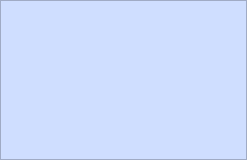
Qt form sl.ui (Tapanhaz/MiniScalper_UI) before a commit.
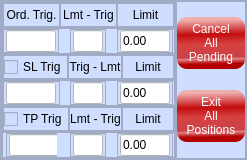
The same form after that commit.

Diff of the .ui file:
```diff
--- a/sl.ui
+++ b/sl.ui
@@ -53,6 +53,1148 @@
       <property name="frameShadow">
        <enum>QFrame::Raised</enum>
       </property>
+      <layout class="QHBoxLayout" name="horizontalLayout_7">
+       <property name="spacing">
+        <number>0</number>
+       </property>
+       <property name="leftMargin">
+        <number>0</number>
+       </property>
+       <property name="topMargin">
+        <number>0</number>
+       </property>
+       <property name="rightMargin">
+        <number>0</number>
+       </property>
+       <property name="bottomMargin">
+        <number>0</number>
+       </property>
+       <item>
+        <widget class="QFrame" name="frame_2">
+         <property name="frameShape">
+          <enum>QFrame::StyledPanel</enum>
+         </property>
+         <property name="frameShadow">
+          <enum>QFrame::Raised</enum>
+         </property>
+         <layout class="QVBoxLayout" name="verticalLayout_2">
+          <property name="spacing">
+           <number>0</number>
+          </property>
+          <property name="leftMargin">
+           <number>0</number>
+          </property>
+          <property name="topMargin">
+           <number>0</number>
+          </property>
+          <property name="rightMargin">
+           <number>0</number>
+          </property>
+          <property name="bottomMargin">
+           <number>0</number>
+          </property>
+          <item>
+           <widget class="QFrame" name="frame_3">
+            <property name="frameShape">
+             <enum>QFrame::StyledPanel</enum>
+            </property>
+            <property name="frameShadow">
+             <enum>QFrame::Raised</enum>
+            </property>
+            <layout class="QHBoxLayout" name="horizontalLayout">
+             <property name="spacing">
+              <number>0</number>
+             </property>
+             <property name="leftMargin">
+              <number>0</number>
+             </property>
+             <property name="topMargin">
+              <number>0</number>
+             </property>
+             <property name="rightMargin">
+              <number>0</number>
+             </property>
+             <property name="bottomMargin">
+              <number>0</number>
+             </property>
+             <item>
+              <widget class="QFrame" name="frame_8">
+               <property name="frameShape">
+                <enum>QFrame::StyledPanel</enum>
+               </property>
+               <property name="frameShadow">
+                <enum>QFrame::Raised</enum>
+               </property>
+               <layout class="QHBoxLayout" name="horizontalLayout_8">
+                <property name="spacing">
+                 <number>0</number>
+                </property>
+                <property name="leftMargin">
+                 <number>0</number>
+                </property>
+                <property name="topMargin">
+                 <number>0</number>
+                </property>
+                <property name="rightMargin">
+                 <number>0</number>
+                </property>
+                <property name="bottomMargin">
+                 <number>0</number>
+                </property>
+                <item>
+                 <widget class="QLabel" name="label">
+                  <property name="text">
+                   <string>Ord. Trig.</string>
+                  </property>
+                  <property name="alignment">
+                   <set>Qt::AlignCenter</set>
+                  </property>
+                 </widget>
+                </item>
+               </layout>
+              </widget>
+             </item>
+             <item>
+              <widget class="QFrame" name="frame_9">
+               <property name="frameShape">
+                <enum>QFrame::StyledPanel</enum>
+               </property>
+               <property name="frameShadow">
+                <enum>QFrame::Raised</enum>
+               </property>
+               <layout class="QHBoxLayout" name="horizontalLayout_9">
+                <property name="spacing">
+                 <number>0</number>
+                </property>
+                <property name="leftMargin">
+                 <number>0</number>
+                </property>
+                <property name="topMargin">
+                 <number>0</number>
+                </property>
+                <property name="rightMargin">
+                 <number>0</number>
+                </property>
+                <property name="bottomMargin">
+                 <number>0</number>
+                </property>
+                <item>
+                 <widget class="QLabel" name="label_2">
+                  <property name="text">
+                   <string>Lmt - Trig</string>
+                  </property>
+                  <property name="alignment">
+                   <set>Qt::AlignCenter</set>
+                  </property>
+                 </widget>
+                </item>
+               </layout>
+              </widget>
+             </item>
+             <item>
+              <widget class="QFrame" name="frame_10">
+               <property name="frameShape">
+                <enum>QFrame::StyledPanel</enum>
+               </property>
+               <property name="frameShadow">
+                <enum>QFrame::Raised</enum>
+               </property>
+               <layout class="QHBoxLayout" name="horizontalLayout_10">
+                <property name="spacing">
+                 <number>0</number>
+                </property>
+                <property name="leftMargin">
+                 <number>0</number>
+                </property>
+                <property name="topMargin">
+                 <number>0</number>
+                </property>
+                <property name="rightMargin">
+                 <number>0</number>
+                </property>
+                <property name="bottomMargin">
+                 <number>0</number>
+                </property>
+                <item>
+                 <widget class="QLabel" name="label_3">
+                  <property name="text">
+                   <string>Limit</string>
+                  </property>
+                  <property name="alignment">
+                   <set>Qt::AlignCenter</set>
+                  </property>
+                 </widget>
+                </item>
+               </layout>
+              </widget>
+             </item>
+            </layout>
+           </widget>
+          </item>
+          <item>
+           <widget class="QFrame" name="frame_4">
+            <property name="frameShape">
+             <enum>QFrame::StyledPanel</enum>
+            </property>
+            <property name="frameShadow">
+             <enum>QFrame::Raised</enum>
+            </property>
+            <layout class="QHBoxLayout" name="horizontalLayout_2">
+             <property name="spacing">
+              <number>0</number>
+             </property>
+             <property name="leftMargin">
+              <number>0</number>
+             </property>
+             <property name="topMargin">
+              <number>0</number>
+             </property>
+             <property name="rightMargin">
+              <number>0</number>
+             </property>
+             <property name="bottomMargin">
+              <number>0</number>
+             </property>
+             <item alignment="Qt::AlignHCenter">
+              <widget class="QFrame" name="frame_12">
+               <property name="frameShape">
+                <enum>QFrame::StyledPanel</enum>
+               </property>
+               <property name="frameShadow">
+                <enum>QFrame::Raised</enum>
+               </property>
+               <layout class="QVBoxLayout" name="verticalLayout_7">
+                <property name="spacing">
+                 <number>0</number>
+                </property>
+                <property name="leftMargin">
+                 <number>2</number>
+                </property>
+                <property name="topMargin">
+                 <number>0</number>
+                </property>
+                <property name="rightMargin">
+                 <number>2</number>
+                </property>
+                <property name="bottomMargin">
+                 <number>0</number>
+                </property>
+                <item>
+                 <widget class="QLineEdit" name="ql_ordtrig">
+                  <property name="maximumSize">
+                   <size>
+                    <width>50</width>
+                    <height>16777215</height>
+                   </size>
+                  </property>
+                  <property name="styleSheet">
+                   <string notr="true">QLineEdit {
+    background-color: white;
+}
+
+QLineEdit:focus {
+    color: red;
+}
+
+QLineEdit:!focus {
+    color: black;
+}
+
+QLineEdit:read-only {
+	color: grey;
+}</string>
+                  </property>
+                  <property name="text">
+                   <string/>
+                  </property>
+                 </widget>
+                </item>
+               </layout>
+              </widget>
+             </item>
+             <item alignment="Qt::AlignHCenter">
+              <widget class="QFrame" name="frame_13">
+               <property name="frameShape">
+                <enum>QFrame::StyledPanel</enum>
+               </property>
+               <property name="frameShadow">
+                <enum>QFrame::Raised</enum>
+               </property>
+               <layout class="QVBoxLayout" name="verticalLayout_8">
+                <property name="spacing">
+                 <number>0</number>
+                </property>
+                <property name="leftMargin">
+                 <number>2</number>
+                </property>
+                <property name="topMargin">
+                 <number>0</number>
+                </property>
+                <property name="rightMargin">
+                 <number>2</number>
+                </property>
+                <property name="bottomMargin">
+                 <number>0</number>
+                </property>
+                <item>
+                 <widget class="QLineEdit" name="ql_orddiff">
+                  <property name="maximumSize">
+                   <size>
+                    <width>30</width>
+                    <height>16777215</height>
+                   </size>
+                  </property>
+                  <property name="styleSheet">
+                   <string notr="true">QLineEdit {
+    background-color: white;
+}
+
+QLineEdit:focus {
+    color: red;
+}
+
+QLineEdit:!focus {
+    color: black;
+}
+
+QLineEdit:read-only {
+	color: grey;
+}</string>
+                  </property>
+                  <property name="text">
+                   <string/>
+                  </property>
+                 </widget>
+                </item>
+               </layout>
+              </widget>
+             </item>
+             <item alignment="Qt::AlignHCenter">
+              <widget class="QFrame" name="frame_14">
+               <property name="frameShape">
+                <enum>QFrame::StyledPanel</enum>
+               </property>
+               <property name="frameShadow">
+                <enum>QFrame::Raised</enum>
+               </property>
+               <layout class="QVBoxLayout" name="verticalLayout_9">
+                <property name="spacing">
+                 <number>0</number>
+                </property>
+                <property name="leftMargin">
+                 <number>2</number>
+                </property>
+                <property name="topMargin">
+                 <number>0</number>
+                </property>
+                <property name="rightMargin">
+                 <number>2</number>
+                </property>
+                <property name="bottomMargin">
+                 <number>0</number>
+                </property>
+                <item>
+                 <widget class="QLineEdit" name="ql_ordlimit">
+                  <property name="maximumSize">
+                   <size>
+                    <width>50</width>
+                    <height>16777215</height>
+                   </size>
+                  </property>
+                  <property name="styleSheet">
+                   <string notr="true">QLineEdit {
+    background-color: white;
+}
+
+QLineEdit:focus {
+    color: green;
+}
+
+QLineEdit:!focus {
+    color: black;
+}
+
+QLineEdit:read-only {
+	color: grey;
+}</string>
+                  </property>
+                  <property name="text">
+                   <string>0.00</string>
+                  </property>
+                 </widget>
+                </item>
+               </layout>
+              </widget>
+             </item>
+            </layout>
+           </widget>
+          </item>
+          <item>
+           <widget class="QFrame" name="frame_5">
+            <property name="frameShape">
+             <enum>QFrame::StyledPanel</enum>
+            </property>
+            <property name="frameShadow">
+             <enum>QFrame::Raised</enum>
+            </property>
+            <layout class="QHBoxLayout" name="horizontalLayout_3">
+             <property name="spacing">
+              <number>0</number>
+             </property>
+             <property name="leftMargin">
+              <number>0</number>
+             </property>
+             <property name="topMargin">
+              <number>0</number>
+             </property>
+             <property name="rightMargin">
+              <number>0</number>
+             </property>
+             <property name="bottomMargin">
+              <number>0</number>
+             </property>
+             <item>
+              <widget class="QFrame" name="frame_16">
+               <property name="frameShape">
+                <enum>QFrame::StyledPanel</enum>
+               </property>
+               <property name="frameShadow">
+                <enum>QFrame::Raised</enum>
+               </property>
+               <layout class="QVBoxLayout" name="verticalLayout_10">
+                <property name="spacing">
+                 <number>0</number>
+                </property>
+                <property name="leftMargin">
+                 <number>0</number>
+                </property>
+                <property name="topMargin">
+                 <number>0</number>
+                </property>
+                <property name="rightMargin">
+                 <number>0</number>
+                </property>
+                <property name="bottomMargin">
+                 <number>0</number>
+                </property>
+                <item>
+                 <widget class="QCheckBox" name="checkBox_sl">
+                  <property name="text">
+                   <string>SL Trig</string>
+                  </property>
+                 </widget>
+                </item>
+               </layout>
+              </widget>
+             </item>
+             <item>
+              <widget class="QFrame" name="frame_17">
+               <property name="frameShape">
+                <enum>QFrame::StyledPanel</enum>
+               </property>
+               <property name="frameShadow">
+                <enum>QFrame::Raised</enum>
+               </property>
+               <layout class="QVBoxLayout" name="verticalLayout_11">
+                <property name="spacing">
+                 <number>0</number>
+                </property>
+                <property name="leftMargin">
+                 <number>0</number>
+                </property>
+                <property name="topMargin">
+                 <number>0</number>
+                </property>
+                <property name="rightMargin">
+                 <number>0</number>
+                </property>
+                <property name="bottomMargin">
+                 <number>0</number>
+                </property>
+                <item>
+                 <widget class="QLabel" name="label_4">
+                  <property name="text">
+                   <string>Trig - Lmt</string>
+                  </property>
+                  <property name="alignment">
+                   <set>Qt::AlignCenter</set>
+                  </property>
+                 </widget>
+                </item>
+               </layout>
+              </widget>
+             </item>
+             <item>
+              <widget class="QFrame" name="frame_18">
+               <property name="frameShape">
+                <enum>QFrame::StyledPanel</enum>
+               </property>
+               <property name="frameShadow">
+                <enum>QFrame::Raised</enum>
+               </property>
+               <layout class="QVBoxLayout" name="verticalLayout_12">
+                <property name="spacing">
+                 <number>0</number>
+                </property>
+                <property name="leftMargin">
+                 <number>0</number>
+                </property>
+                <property name="topMargin">
+                 <number>0</number>
+                </property>
+                <property name="rightMargin">
+                 <number>0</number>
+                </property>
+                <property name="bottomMargin">
+                 <number>0</number>
+                </property>
+                <item>
+                 <widget class="QLabel" name="label_5">
+                  <property name="text">
+                   <string>Limit</string>
+                  </property>
+                  <property name="alignment">
+                   <set>Qt::AlignCenter</set>
+                  </property>
+                 </widget>
+                </item>
+               </layout>
+              </widget>
+             </item>
+            </layout>
+           </widget>
+          </item>
+          <item>
+           <widget class="QFrame" name="frame_6">
+            <property name="frameShape">
+             <enum>QFrame::StyledPanel</enum>
+            </property>
+            <property name="frameShadow">
+             <enum>QFrame::Raised</enum>
+            </property>
+            <layout class="QHBoxLayout" name="horizontalLayout_5">
+             <property name="spacing">
+              <number>0</number>
+             </property>
+             <property name="leftMargin">
+              <number>0</number>
+             </property>
+             <property name="topMargin">
+              <number>0</number>
+             </property>
+             <property name="rightMargin">
+              <number>0</number>
+             </property>
+             <property name="bottomMargin">
+              <number>0</number>
+             </property>
+             <item>
+              <widget class="QFrame" name="frame_24">
+               <property name="frameShape">
+                <enum>QFrame::StyledPanel</enum>
+               </property>
+               <property name="frameShadow">
+                <enum>QFrame::Raised</enum>
+               </property>
+               <layout class="QVBoxLayout" name="verticalLayout_13">
+                <property name="spacing">
+                 <number>0</number>
+                </property>
+                <property name="leftMargin">
+                 <number>2</number>
+                </property>
+                <property name="topMargin">
+                 <number>0</number>
+                </property>
+                <property name="rightMargin">
+                 <number>2</number>
+                </property>
+                <property name="bottomMargin">
+                 <number>0</number>
+                </property>
+                <item alignment="Qt::AlignHCenter">
+                 <widget class="QLineEdit" name="ql_sltrig">
+                  <property name="maximumSize">
+                   <size>
+                    <width>50</width>
+                    <height>16777215</height>
+                   </size>
+                  </property>
+                  <property name="styleSheet">
+                   <string notr="true">QLineEdit {
+    background-color: white;
+}
+
+QLineEdit:focus {
+    color: red;
+}
+
+QLineEdit:!focus {
+    color: black;
+}
+
+QLineEdit:read-only {
+	color: grey;
+}</string>
+                  </property>
+                  <property name="text">
+                   <string/>
+                  </property>
+                 </widget>
+                </item>
+               </layout>
+              </widget>
+             </item>
+             <item alignment="Qt::AlignHCenter">
+              <widget class="QFrame" name="frame_25">
+               <property name="frameShape">
+                <enum>QFrame::StyledPanel</enum>
+               </property>
+               <property name="frameShadow">
+                <enum>QFrame::Raised</enum>
+               </property>
+               <layout class="QVBoxLayout" name="verticalLayout_14">
+                <property name="spacing">
+                 <number>0</number>
+                </property>
+                <property name="leftMargin">
+                 <number>2</number>
+                </property>
+                <property name="topMargin">
+                 <number>0</number>
+                </property>
+                <property name="rightMargin">
+                 <number>2</number>
+                </property>
+                <property name="bottomMargin">
+                 <number>0</number>
+                </property>
+                <item>
+                 <widget class="QLineEdit" name="ql_sldiff">
+                  <property name="maximumSize">
+                   <size>
+                    <width>30</width>
+                    <height>16777215</height>
+                   </size>
+                  </property>
+                  <property name="styleSheet">
+                   <string notr="true">QLineEdit {
+    background-color: white;
+}
+
+QLineEdit:focus {
+    color: red;
+}
+
+QLineEdit:!focus {
+    color: black;
+}
+
+QLineEdit:read-only {
+	color: grey;
+}</string>
+                  </property>
+                  <property name="text">
+                   <string/>
+                  </property>
+                 </widget>
+                </item>
+               </layout>
+              </widget>
+             </item>
+             <item alignment="Qt::AlignHCenter">
+              <widget class="QFrame" name="frame_26">
+               <property name="frameShape">
+                <enum>QFrame::StyledPanel</enum>
+               </property>
+               <property name="frameShadow">
+                <enum>QFrame::Raised</enum>
+               </property>
+               <layout class="QVBoxLayout" name="verticalLayout_15">
+                <property name="spacing">
+                 <number>0</number>
+                </property>
+                <property name="leftMargin">
+                 <number>2</number>
+                </property>
+                <property name="topMargin">
+                 <number>0</number>
+                </property>
+                <property name="rightMargin">
+                 <number>2</number>
+                </property>
+                <property name="bottomMargin">
+                 <number>0</number>
+                </property>
+                <item>
+                 <widget class="QLineEdit" name="ql_sllimit">
+                  <property name="maximumSize">
+                   <size>
+                    <width>50</width>
+                    <height>16777215</height>
+                   </size>
+                  </property>
+                  <property name="styleSheet">
+                   <string notr="true">QLineEdit {
+    background-color: white;
+}
+
+QLineEdit:focus {
+    color: green;
+}
+
+QLineEdit:!focus {
+    color: black;
+}
+
+QLineEdit:read-only {
+	color: grey;
+}</string>
+                  </property>
+                  <property name="text">
+                   <string>0.00</string>
+                  </property>
+                 </widget>
+                </item>
+               </layout>
+              </widget>
+             </item>
+            </layout>
+           </widget>
+          </item>
+          <item>
+           <widget class="QFrame" name="frame_7">
+            <property name="frameShape">
+             <enum>QFrame::StyledPanel</enum>
+            </property>
+            <property name="frameShadow">
+             <enum>QFrame::Raised</enum>
+            </property>
+            <layout class="QHBoxLayout" name="horizontalLayout_4">
+             <property name="spacing">
+              <number>0</number>
+             </property>
+             <property name="leftMargin">
+              <number>0</number>
+             </property>
+             <property name="topMargin">
+              <number>0</number>
+             </property>
+             <property name="rightMargin">
+              <number>0</number>
+             </property>
+             <property name="bottomMargin">
+              <number>0</number>
+             </property>
+             <item>
+              <widget class="QFrame" name="frame_20">
+               <property name="frameShape">
+                <enum>QFrame::StyledPanel</enum>
+               </property>
+               <property name="frameShadow">
+                <enum>QFrame::Raised</enum>
+               </property>
+               <layout class="QVBoxLayout" name="verticalLayout_16">
+                <property name="spacing">
+                 <number>0</number>
+                </property>
+                <property name="leftMargin">
+                 <number>0</number>
+                </property>
+                <property name="topMargin">
+                 <number>0</number>
+                </property>
+                <property name="rightMargin">
+                 <number>0</number>
+                </property>
+                <property name="bottomMargin">
+                 <number>0</number>
+                </property>
+                <item>
+                 <widget class="QCheckBox" name="checkBox_tp">
+                  <property name="text">
+                   <string>TP Trig</string>
+                  </property>
+                 </widget>
+                </item>
+               </layout>
+              </widget>
+             </item>
+             <item>
+              <widget class="QFrame" name="frame_21">
+               <property name="frameShape">
+                <enum>QFrame::StyledPanel</enum>
+               </property>
+               <property name="frameShadow">
+                <enum>QFrame::Raised</enum>
+               </property>
+               <layout class="QVBoxLayout" name="verticalLayout_17">
+                <property name="spacing">
+                 <number>0</number>
+                </property>
+                <property name="leftMargin">
+                 <number>0</number>
+                </property>
+                <property name="topMargin">
+                 <number>0</number>
+                </property>
+                <property name="rightMargin">
+                 <number>0</number>
+                </property>
+                <property name="bottomMargin">
+                 <number>0</number>
+                </property>
+                <item>
+                 <widget class="QLabel" name="label_6">
+                  <property name="text">
+                   <string>Lmt - Trig</string>
+                  </property>
+                  <property name="alignment">
+                   <set>Qt::AlignCenter</set>
+                  </property>
+                 </widget>
+                </item>
+               </layout>
+              </widget>
+             </item>
+             <item>
+              <widget class="QFrame" name="frame_22">
+               <property name="frameShape">
+                <enum>QFrame::StyledPanel</enum>
+               </property>
+               <property name="frameShadow">
+                <enum>QFrame::Raised</enum>
+               </property>
+               <layout class="QVBoxLayout" name="verticalLayout_18">
+                <property name="spacing">
+                 <number>0</number>
+                </property>
+                <property name="leftMargin">
+                 <number>0</number>
+                </property>
+                <property name="topMargin">
+                 <number>0</number>
+                </property>
+                <property name="rightMargin">
+                 <number>0</number>
+                </property>
+                <property name="bottomMargin">
+                 <number>0</number>
+                </property>
+                <item>
+                 <widget class="QLabel" name="label_7">
+                  <property name="text">
+                   <string>Limit</string>
+                  </property>
+                  <property name="alignment">
+                   <set>Qt::AlignCenter</set>
+                  </property>
+                 </widget>
+                </item>
+               </layout>
+              </widget>
+             </item>
+            </layout>
+           </widget>
+          </item>
+          <item>
+           <widget class="QFrame" name="frame_11">
+            <property name="frameShape">
+             <enum>QFrame::StyledPanel</enum>
+            </property>
+            <property name="frameShadow">
+             <enum>QFrame::Raised</enum>
+            </property>
+            <layout class="QHBoxLayout" name="horizontalLayout_6">
+             <property name="spacing">
+              <number>0</number>
+             </property>
+             <property name="leftMargin">
+              <number>0</number>
+             </property>
+             <property name="topMargin">
+              <number>0</number>
+             </property>
+             <property name="rightMargin">
+              <number>0</number>
+             </property>
+             <property name="bottomMargin">
+              <number>0</number>
+             </property>
+             <item alignment="Qt::AlignHCenter">
+              <widget class="QFrame" name="frame_28">
+               <property name="maximumSize">
+                <size>
+                 <width>51</width>
+                 <height>16777215</height>
+                </size>
+               </property>
+               <property name="frameShape">
+                <enum>QFrame::StyledPanel</enum>
+               </property>
+               <property name="frameShadow">
+                <enum>QFrame::Raised</enum>
+               </property>
+               <layout class="QHBoxLayout" name="horizontalLayout_11">
+                <property name="spacing">
+                 <number>0</number>
+                </property>
+                <property name="leftMargin">
+                 <number>2</number>
+                </property>
+                <property name="topMargin">
+                 <number>0</number>
+                </property>
+                <property name="rightMargin">
+                 <number>2</number>
+                </property>
+                <property name="bottomMargin">
+                 <number>0</number>
+                </property>
+                <item>
+                 <widget class="QLineEdit" name="ql_tptrig">
+                  <property name="minimumSize">
+                   <size>
+                    <width>51</width>
+                    <height>0</height>
+                   </size>
+                  </property>
+                  <property name="maximumSize">
+                   <size>
+                    <width>50</width>
+                    <height>16777215</height>
+                   </size>
+                  </property>
+                  <property name="styleSheet">
+                   <string notr="true">QLineEdit {
+    background-color: white;
+}
+
+QLineEdit:focus {
+    color: red;
+}
+
+QLineEdit:!focus {
+    color: black;
+}
+
+QLineEdit:read-only {
+	color: grey;
+}</string>
+                  </property>
+                  <property name="text">
+                   <string/>
+                  </property>
+                 </widget>
+                </item>
+               </layout>
+              </widget>
+             </item>
+             <item alignment="Qt::AlignHCenter">
+              <widget class="QFrame" name="frame_29">
+               <property name="frameShape">
+                <enum>QFrame::StyledPanel</enum>
+               </property>
+               <property name="frameShadow">
+                <enum>QFrame::Raised</enum>
+               </property>
+               <layout class="QHBoxLayout" name="horizontalLayout_12">
+                <property name="spacing">
+                 <number>0</number>
+                </property>
+                <property name="leftMargin">
+                 <number>2</number>
+                </property>
+                <property name="topMargin">
+                 <number>0</number>
+                </property>
+                <property name="rightMargin">
+                 <number>2</number>
+                </property>
+                <property name="bottomMargin">
+                 <number>0</number>
+                </property>
+                <item>
+                 <widget class="QLineEdit" name="ql_tpdiff">
+                  <property name="maximumSize">
+                   <size>
+                    <width>30</width>
+                    <height>16777215</height>
+                   </size>
+                  </property>
+                  <property name="styleSheet">
+                   <string notr="true">QLineEdit {
+    background-color: white;
+}
+
+QLineEdit:focus {
+    color: red;
+}
+
+QLineEdit:!focus {
+    color: black;
+}
+
+QLineEdit:read-only {
+	color: grey;
+}</string>
+                  </property>
+                  <property name="text">
+                   <string/>
+                  </property>
+                 </widget>
+                </item>
+               </layout>
+              </widget>
+             </item>
+             <item alignment="Qt::AlignHCenter">
+              <widget class="QFrame" name="frame_30">
+               <property name="frameShape">
+                <enum>QFrame::StyledPanel</enum>
+               </property>
+               <property name="frameShadow">
+                <enum>QFrame::Raised</enum>
+               </property>
+               <layout class="QHBoxLayout" name="horizontalLayout_13">
+                <property name="spacing">
+                 <number>0</number>
+                </property>
+                <property name="leftMargin">
+                 <number>2</number>
+                </property>
+                <property name="topMargin">
+                 <number>0</number>
+                </property>
+                <property name="rightMargin">
+                 <number>2</number>
+                </property>
+                <property name="bottomMargin">
+                 <number>0</number>
+                </property>
+                <item>
+                 <widget class="QLineEdit" name="ql_tplimit">
+                  <property name="maximumSize">
+                   <size>
+                    <width>50</width>
+                    <height>16777215</height>
+                   </size>
+                  </property>
+                  <property name="styleSheet">
+                   <string notr="true">QLineEdit {
+    background-color: white;
+}
+
+QLineEdit:focus {
+    color: green;
+}
+
+QLineEdit:!focus {
+    color: black;
+}
+
+QLineEdit:read-only {
+	color: grey;
+}</string>
+                  </property>
+                  <property name="text">
+                   <string>0.00</string>
+                  </property>
+                 </widget>
+                </item>
+               </layout>
+              </widget>
+             </item>
+            </layout>
+           </widget>
+          </item>
+         </layout>
+        </widget>
+       </item>
+       <item>
+        <widget class="QFrame" name="frame_15">
+         <property name="maximumSize">
+          <size>
+           <width>70</width>
+           <height>16777215</height>
+          </size>
+         </property>
+         <property name="frameShape">
+          <enum>QFrame::StyledPanel</enum>
+         </property>
+         <property name="frameShadow">
+          <enum>QFrame::Raised</enum>
+         </property>
+         <layout class="QVBoxLayout" name="verticalLayout_3">
+          <property name="leftMargin">
+           <number>0</number>
+          </property>
+          <property name="topMargin">
+           <number>0</number>
+          </property>
+          <property name="rightMargin">
+           <number>0</number>
+          </property>
+          <property name="bottomMargin">
+           <number>0</number>
+          </property>
+          <item>
+           <widget class="QPushButton" name="btn_cnpnding">
+            <property name="styleSheet">
+             <string notr="true">QPushButton {
+    color: white;
+    border-radius: 10px;
+    border-style: outset;
+    background: qlineargradient(spread:pad, x1:0.533682, y1:1, x2:0.505, y2:0, stop:0.0965909 rgba(178, 0, 0, 255), stop:0.193182 rgba(228, 121, 121, 232), stop:0.221591 rgba(200, 32, 32, 210), stop:0.477273 rgba(214, 66, 66, 255), stop:0.664773 rgba(196, 0, 0, 240), stop:0.943182 rgba(239, 173, 173, 255));
+    padding: 5px;
+    }
+
+QPushButton:hover {
+    background: qlineargradient(spread:pad, x1:0.483, y1:0, x2:0.534, y2:1, stop:0.267045 rgba(151, 93, 164, 254), stop:0.528409 rgba(199, 91, 205, 255), stop:0.806818 rgba(137, 27, 149, 255));
+    }
+
+QPushButton:pressed {
+    border-style: inset;
+    background: qlineargradient(spread:pad, x1:0, y1:0, x2:1, y2:1, stop:0.460227 rgba(30, 23, 93, 219), stop:0.852273 rgba(0, 28, 255, 227));
+    }</string>
+            </property>
+            <property name="text">
+             <string>Cancel
+All
+Pending</string>
+            </property>
+           </widget>
+          </item>
+          <item>
+           <widget class="QPushButton" name="btn_exitpos">
+            <property name="styleSheet">
+             <string notr="true">QPushButton {
+    color: white;
+    border-radius: 10px;
+    border-style: outset;
+    background: qlineargradient(spread:pad, x1:0.533682, y1:1, x2:0.505, y2:0, stop:0.0965909 rgba(178, 0, 0, 255), stop:0.193182 rgba(228, 121, 121, 232), stop:0.221591 rgba(200, 32, 32, 210), stop:0.477273 rgba(214, 66, 66, 255), stop:0.664773 rgba(196, 0, 0, 240), stop:0.943182 rgba(239, 173, 173, 255));
+    padding: 5px;
+    }
+
+QPushButton:hover {
+    background: qlineargradient(spread:pad, x1:0.483, y1:0, x2:0.534, y2:1, stop:0.267045 rgba(151, 93, 164, 254), stop:0.528409 rgba(199, 91, 205, 255), stop:0.806818 rgba(137, 27, 149, 255));
+    }
+
+QPushButton:pressed {
+    border-style: inset;
+    background: qlineargradient(spread:pad, x1:0, y1:0, x2:1, y2:1, stop:0.460227 rgba(30, 23, 93, 219), stop:0.852273 rgba(0, 28, 255, 227));
+    }</string>
+            </property>
+            <property name="text">
+             <string>Exit 
+All 
+Positions</string>
+            </property>
+           </widget>
+          </item>
+         </layout>
+        </widget>
+       </item>
+      </layout>
      </widget>
     </item>
    </layout>
```
